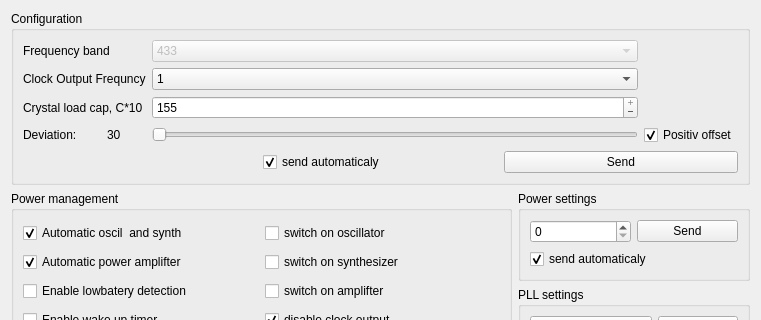
Qt form transmittercontrolpanel.ui (nonalcogolic/RFM01-RFM02-tuning-tool) before a commit; both pictures show x 0 to 761 and y 0 to 320 of the 761 by 712 pixel window.
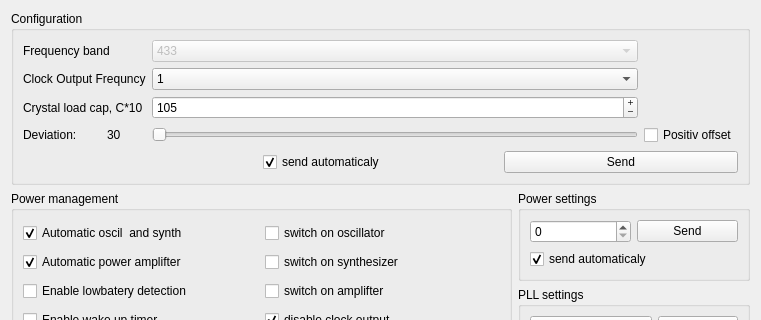
The same form after that commit.

Patch:
```diff
--- a/transmittercontrolpanel.ui
+++ b/transmittercontrolpanel.ui
@@ -306,7 +306,7 @@
              <string>Positiv offset</string>
             </property>
             <property name="checked">
-             <bool>true</bool>
+             <bool>false</bool>
             </property>
            </widget>
           </item>
@@ -423,7 +423,7 @@
              <number>5</number>
             </property>
             <property name="value">
-             <number>155</number>
+             <number>105</number>
             </property>
            </widget>
           </item>
```
